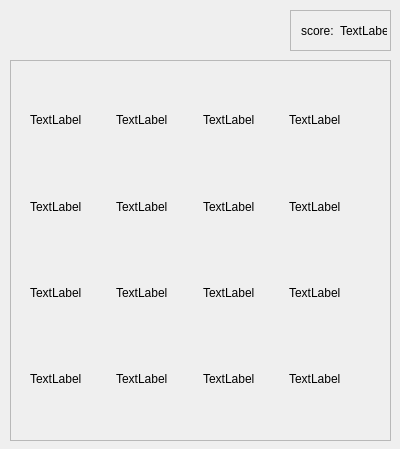
Old version of the form src/client/mainwindow.ui in the repository Sean10/2048.
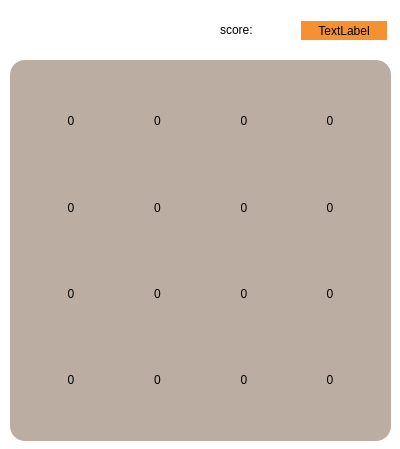
New version of the form.

Patch:
```diff
--- a/src/client/mainwindow.ui
+++ b/src/client/mainwindow.ui
@@ -13,6 +13,9 @@
   <property name="windowTitle">
    <string>MainWindow</string>
   </property>
+  <property name="styleSheet">
+   <string notr="true">background-color: rgb(255, 255, 255);</string>
+  </property>
   <widget class="QWidget" name="centralWidget">
    <widget class="QFrame" name="frame">
     <property name="geometry">
@@ -24,7 +27,8 @@
      </rect>
     </property>
     <property name="styleSheet">
-     <string notr="true"/>
+     <string notr="true">background-color: rgb(187, 173, 161);
+border-radius:15px;</string>
     </property>
     <property name="frameShape">
      <enum>QFrame::StyledPanel</enum>
@@ -35,8 +39,8 @@
     <widget class="QWidget" name="gridLayoutWidget">
      <property name="geometry">
       <rect>
-       <x>9</x>
-       <y>9</y>
+       <x>10</x>
+       <y>10</y>
        <width>361</width>
        <height>361</height>
       </rect>
@@ -44,116 +48,270 @@
      <layout class="QGridLayout" name="gridLayout">
       <item row="1" column="0">
        <widget class="QLabel" name="label5_">
+        <property name="contextMenuPolicy">
+         <enum>Qt::DefaultContextMenu</enum>
+        </property>
+        <property name="styleSheet">
+         <string notr="true">border-radius:15px;
+font: 75 18pt &quot;Source Code Pro&quot;;</string>
+        </property>
         <property name="text">
-         <string>TextLabel</string>
+         <string>0</string>
+        </property>
+        <property name="alignment">
+         <set>Qt::AlignCenter</set>
         </property>
        </widget>
       </item>
       <item row="0" column="3">
        <widget class="QLabel" name="label4_">
+        <property name="contextMenuPolicy">
+         <enum>Qt::DefaultContextMenu</enum>
+        </property>
+        <property name="styleSheet">
+         <string notr="true">border-radius:15px;
+font: 75 18pt &quot;Source Code Pro&quot;;</string>
+        </property>
         <property name="text">
-         <string>TextLabel</string>
+         <string>0</string>
+        </property>
+        <property name="alignment">
+         <set>Qt::AlignCenter</set>
         </property>
        </widget>
       </item>
       <item row="0" column="1">
        <widget class="QLabel" name="label2_">
+        <property name="contextMenuPolicy">
+         <enum>Qt::DefaultContextMenu</enum>
+        </property>
+        <property name="styleSheet">
+         <string notr="true">border-radius:15px;
+font: 75 18pt &quot;Source Code Pro&quot;;</string>
+        </property>
         <property name="text">
-         <string>TextLabel</string>
+         <string>0</string>
+        </property>
+        <property name="alignment">
+         <set>Qt::AlignCenter</set>
         </property>
        </widget>
       </item>
       <item row="0" column="2">
        <widget class="QLabel" name="label3_">
+        <property name="contextMenuPolicy">
+         <enum>Qt::DefaultContextMenu</enum>
+        </property>
+        <property name="styleSheet">
+         <string notr="true">border-radius:15px;
+font: 75 18pt &quot;Source Code Pro&quot;;</string>
+        </property>
         <property name="text">
-         <string>TextLabel</string>
+         <string>0</string>
+        </property>
+        <property name="alignment">
+         <set>Qt::AlignCenter</set>
         </property>
        </widget>
       </item>
       <item row="1" column="2">
        <widget class="QLabel" name="label7_">
+        <property name="contextMenuPolicy">
+         <enum>Qt::DefaultContextMenu</enum>
+        </property>
+        <property name="styleSheet">
+         <string notr="true">border-radius:15px;
+font: 75 18pt &quot;Source Code Pro&quot;;</string>
+        </property>
         <property name="text">
-         <string>TextLabel</string>
+         <string>0</string>
+        </property>
+        <property name="alignment">
+         <set>Qt::AlignCenter</set>
         </property>
        </widget>
       </item>
       <item row="1" column="3">
        <widget class="QLabel" name="label8_">
+        <property name="contextMenuPolicy">
+         <enum>Qt::DefaultContextMenu</enum>
+        </property>
+        <property name="styleSheet">
+         <string notr="true">border-radius:15px;
+font: 75 18pt &quot;Source Code Pro&quot;;</string>
+        </property>
         <property name="text">
-         <string>TextLabel</string>
+         <string>0</string>
+        </property>
+        <property name="alignment">
+         <set>Qt::AlignCenter</set>
         </property>
        </widget>
       </item>
       <item row="2" column="0">
        <widget class="QLabel" name="label9_">
+        <property name="contextMenuPolicy">
+         <enum>Qt::DefaultContextMenu</enum>
+        </property>
+        <property name="styleSheet">
+         <string notr="true">border-radius:15px;
+font: 75 18pt &quot;Source Code Pro&quot;;</string>
+        </property>
         <property name="text">
-         <string>TextLabel</string>
+         <string>0</string>
+        </property>
+        <property name="alignment">
+         <set>Qt::AlignCenter</set>
         </property>
        </widget>
       </item>
       <item row="1" column="1">
        <widget class="QLabel" name="label6_">
+        <property name="contextMenuPolicy">
+         <enum>Qt::DefaultContextMenu</enum>
+        </property>
+        <property name="styleSheet">
+         <string notr="true">border-radius:15px;
+font: 75 18pt &quot;Source Code Pro&quot;;</string>
+        </property>
         <property name="text">
-         <string>TextLabel</string>
+         <string>0</string>
+        </property>
+        <property name="alignment">
+         <set>Qt::AlignCenter</set>
         </property>
        </widget>
       </item>
       <item row="0" column="0">
        <widget class="QLabel" name="label1_">
+        <property name="contextMenuPolicy">
+         <enum>Qt::DefaultContextMenu</enum>
+        </property>
+        <property name="styleSheet">
+         <string notr="true">border-radius:15px;
+font: 75 18pt &quot;Source Code Pro&quot;;</string>
+        </property>
         <property name="text">
-         <string>TextLabel</string>
+         <string>0</string>
+        </property>
+        <property name="alignment">
+         <set>Qt::AlignCenter</set>
         </property>
        </widget>
       </item>
       <item row="3" column="0">
        <widget class="QLabel" name="label10_">
+        <property name="contextMenuPolicy">
+         <enum>Qt::DefaultContextMenu</enum>
+        </property>
+        <property name="styleSheet">
+         <string notr="true">border-radius:15px;
+font: 75 18pt &quot;Source Code Pro&quot;;</string>
+        </property>
         <property name="text">
-         <string>TextLabel</string>
+         <string>0</string>
+        </property>
+        <property name="alignment">
+         <set>Qt::AlignCenter</set>
         </property>
        </widget>
       </item>
       <item row="2" column="1">
        <widget class="QLabel" name="label11_">
+        <property name="contextMenuPolicy">
+         <enum>Qt::DefaultContextMenu</enum>
+        </property>
+        <property name="styleSheet">
+         <string notr="true">border-radius:15px;
+font: 75 18pt &quot;Source Code Pro&quot;;</string>
+        </property>
         <property name="text">
-         <string>TextLabel</string>
+         <string>0</string>
+        </property>
+        <property name="alignment">
+         <set>Qt::AlignCenter</set>
         </property>
        </widget>
       </item>
       <item row="2" column="2">
        <widget class="QLabel" name="label12_">
+        <property name="contextMenuPolicy">
+         <enum>Qt::DefaultContextMenu</enum>
+        </property>
+        <property name="styleSheet">
+         <string notr="true">border-radius:15px;
+font: 75 18pt &quot;Source Code Pro&quot;;</string>
+        </property>
         <property name="text">
-         <string>TextLabel</string>
+         <string>0</string>
+        </property>
+        <property name="alignment">
+         <set>Qt::AlignCenter</set>
         </property>
        </widget>
       </item>
       <item row="2" column="3">
        <widget class="QLabel" name="label13_">
         <property name="styleSheet">
-         <string notr="true"/>
+         <string notr="true">border-radius:15px;
+font: 75 18pt &quot;Source Code Pro&quot;;</string>
         </property>
         <property name="text">
-         <string>TextLabel</string>
+         <string>0</string>
+        </property>
+        <property name="alignment">
+         <set>Qt::AlignCenter</set>
         </property>
        </widget>
       </item>
       <item row="3" column="1">
        <widget class="QLabel" name="label14_">
+        <property name="contextMenuPolicy">
+         <enum>Qt::DefaultContextMenu</enum>
+        </property>
+        <property name="styleSheet">
+         <string notr="true">border-radius:15px;
+font: 75 18pt &quot;Source Code Pro&quot;;</string>
+        </property>
         <property name="text">
-         <string>TextLabel</string>
+         <string>0</string>
+        </property>
+        <property name="alignment">
+         <set>Qt::AlignCenter</set>
         </property>
        </widget>
       </item>
       <item row="3" column="2">
        <widget class="QLabel" name="label15_">
+        <property name="contextMenuPolicy">
+         <enum>Qt::DefaultContextMenu</enum>
+        </property>
+        <property name="styleSheet">
+         <string notr="true">border-radius:15px;
+font: 75 18pt &quot;Source Code Pro&quot;;</string>
+        </property>
         <property name="text">
-         <string>TextLabel</string>
+         <string>0</string>
+        </property>
+        <property name="alignment">
+         <set>Qt::AlignCenter</set>
         </property>
        </widget>
       </item>
       <item row="3" column="3">
        <widget class="QLabel" name="label16_">
+        <property name="contextMenuPolicy">
+         <enum>Qt::DefaultContextMenu</enum>
+        </property>
+        <property name="styleSheet">
+         <string notr="true">border-radius:15px;
+font: 75 18pt &quot;Source Code Pro&quot;;</string>
+        </property>
         <property name="text">
-         <string>TextLabel</string>
+         <string>0</string>
+        </property>
+        <property name="alignment">
+         <set>Qt::AlignCenter</set>
         </property>
        </widget>
       </item>
@@ -169,6 +327,12 @@
       <height>41</height>
      </rect>
     </property>
+    <property name="layoutDirection">
+     <enum>Qt::LeftToRight</enum>
+    </property>
+    <property name="styleSheet">
+     <string notr="true"/>
+    </property>
     <property name="frameShape">
      <enum>QFrame::StyledPanel</enum>
     </property>
@@ -185,23 +349,39 @@
       </rect>
      </property>
      <layout class="QHBoxLayout" name="horizontalLayout">
-      <item>
-       <widget class="QLabel" name="label">
-        <property name="text">
-         <string>score:</string>
-        </property>
-       </widget>
-      </item>
       <item>
        <widget class="QLabel" name="labelScore">
+        <property name="layoutDirection">
+         <enum>Qt::LeftToRight</enum>
+        </property>
+        <property name="styleSheet">
+         <string notr="true">background-color: rgb(245, 145, 49);
+border-radius:15px;</string>
+        </property>
         <property name="text">
          <string>TextLabel</string>
         </property>
+        <property name="alignment">
+         <set>Qt::AlignCenter</set>
+        </property>
        </widget>
       </item>
      </layout>
     </widget>
    </widget>
+   <widget class="QLabel" name="label">
+    <property name="geometry">
+     <rect>
+      <x>220</x>
+      <y>10</y>
+      <width>38</width>
+      <height>39</height>
+     </rect>
+    </property>
+    <property name="text">
+     <string>score:</string>
+    </property>
+   </widget>
   </widget>
  </widget>
  <layoutdefault spacing="6" margin="11"/>
```
Left out of the diff: 3 changed lines with no effect on the pictures.
